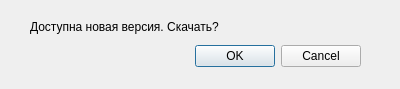
The window that newversion.ui (ismd/screenshotgun) describes before a commit, drawn with Qt 5.
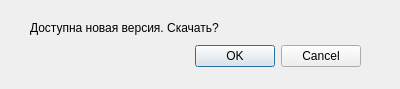
The same window after the commit.

```diff
--- a/newversion.ui
+++ b/newversion.ui
@@ -34,8 +34,8 @@
     <rect>
      <x>30</x>
      <y>20</y>
-     <width>214</width>
-     <height>14</height>
+     <width>341</width>
+     <height>16</height>
     </rect>
    </property>
    <property name="text">
```
